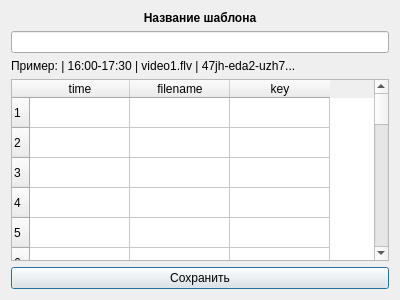
Before: the Qt Designer form ui/template.ui in devopn/StreamTool, drawn with Qt 5.
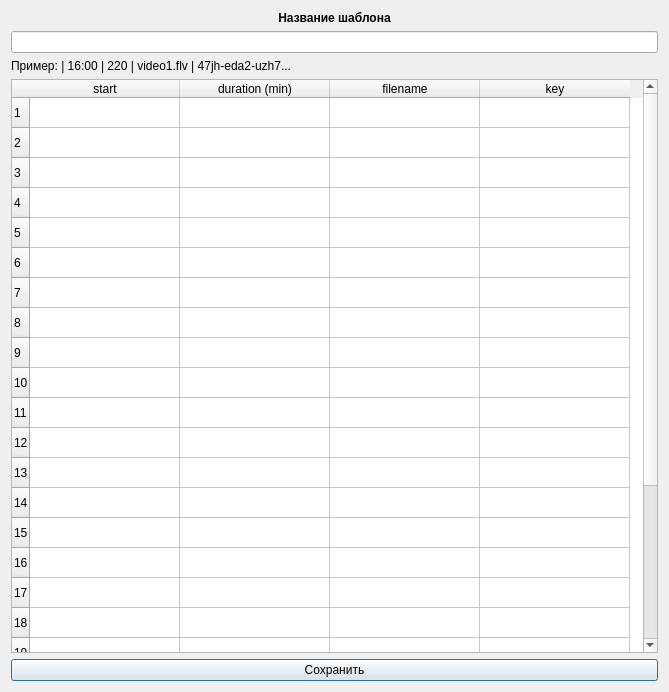
After: the same form once the commit is applied. Icons and pictures are not drawn.

Diff of the .ui file:
```diff
--- a/ui/template.ui
+++ b/ui/template.ui
@@ -6,8 +6,8 @@
    <rect>
     <x>0</x>
     <y>0</y>
-    <width>400</width>
-    <height>300</height>
+    <width>669</width>
+    <height>692</height>
    </rect>
   </property>
   <property name="windowTitle">
@@ -36,7 +36,7 @@
    <item>
     <widget class="QLabel" name="labelExample">
      <property name="text">
-      <string>Пример: | 16:00-17:30 | video1.flv | 47jh-eda2-uzh7...</string>
+      <string>Пример: | 16:00 | 220 | video1.flv | 47jh-eda2-uzh7...</string>
      </property>
     </widget>
    </item>
@@ -55,8 +55,20 @@
       <number>25</number>
      </property>
      <property name="columnCount">
-      <number>3</number>
+      <number>4</number>
      </property>
+     <attribute name="horizontalHeaderCascadingSectionResizes">
+      <bool>true</bool>
+     </attribute>
+     <attribute name="horizontalHeaderDefaultSectionSize">
+      <number>150</number>
+     </attribute>
+     <attribute name="horizontalHeaderShowSortIndicator" stdset="0">
+      <bool>false</bool>
+     </attribute>
+     <attribute name="verticalHeaderCascadingSectionResizes">
+      <bool>true</bool>
+     </attribute>
      <row/>
      <row/>
      <row/>
@@ -84,10 +96,16 @@
      <row/>
      <column>
       <property name="text">
-       <string>time</string>
+       <string>start</string>
       </property>
       <property name="icon">
-       <iconset theme="dark"/>
+       <iconset theme="dark">
+        <normaloff>../../../../.designer/backup</normaloff>../../../../.designer/backup</iconset>
+      </property>
+     </column>
+     <column>
+      <property name="text">
+       <string>duration (min)</string>
       </property>
      </column>
      <column>
```
Left out of the diff: 2 changed lines with no effect on the pictures.
